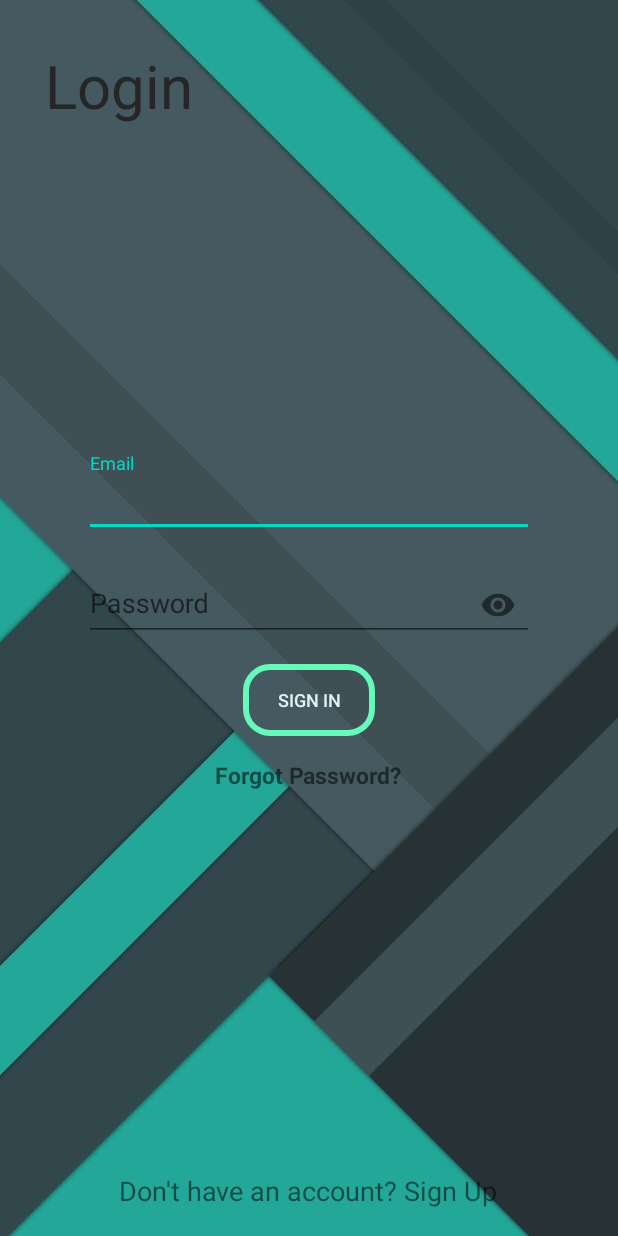
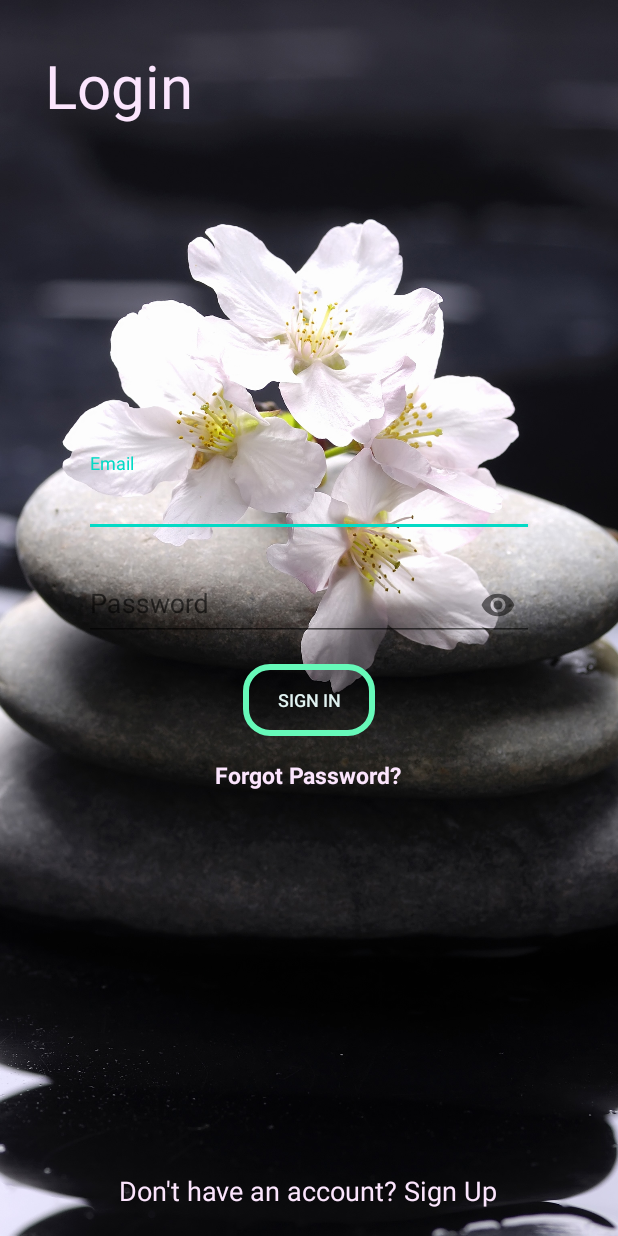
Before and after one commit to isshannn/TestLoginApp, an Android app: the screen it shows after launch (Login_Activity), on a phone screen of 412 x 824 dp. Run offline under Robolectric (Android 15) with nearby library versions, the phone set to English and light mode, and no system bars; our stand-ins replace Firebase (no records; nobody signed in at launch, a user with empty details on screens opened directly).

Commit message:
UI updated and recycler view repetition bug fixed

```diff
--- a/app/src/main/java/com/example/android/testloginapp/AllUsers_Activity.java
+++ b/app/src/main/java/com/example/android/testloginapp/AllUsers_Activity.java
@@ -43,7 +43,7 @@ public class AllUsers_Activity extends AppCompatActivity {
         rootnode= FirebaseDatabase.getInstance().getReference().child("user");
 
 
-        rootnode.addValueEventListener(new ValueEventListener() {
+        rootnode.addListenerForSingleValueEvent(new ValueEventListener() {
             @Override
             public void onDataChange(@NonNull DataSnapshot snapshot) {
                 for (DataSnapshot dataSnapshot : snapshot.getChildren()){
@@ -59,6 +59,5 @@ public class AllUsers_Activity extends AppCompatActivity {
                 Toast.makeText(getApplicationContext(), error.toException().getMessage(), Toast.LENGTH_SHORT).show();
             }
         });
-
     }
 }
--- a/app/src/main/res/layout/activity_all_users_.xml
+++ b/app/src/main/res/layout/activity_all_users_.xml
@@ -6,7 +6,7 @@
     android:layout_width="match_parent"
     android:layout_height="match_parent"
     android:orientation="vertical"
-    android:background="@drawable/wallpaper"
+    android:background="@drawable/profile"
     tools:context=".AllUsers_Activity">
 
     <androidx.recyclerview.widget.RecyclerView
--- a/app/src/main/res/layout/activity_login_.xml
+++ b/app/src/main/res/layout/activity_login_.xml
@@ -9,7 +9,7 @@
     <ImageView
         android:layout_width="match_parent"
         android:layout_height="match_parent"
-        android:src="@drawable/wallpaper"
+        android:src="@drawable/login"
         android:scaleType="centerCrop"/>
 
     <TextView
@@ -31,6 +31,7 @@
             tools:ignore="HardcodedText">
 
             <com.google.android.material.textfield.TextInputEditText
+                android:textColor="#7b7c7b"
                 android:id="@+id/UserNameLogin"
                 android:layout_width="match_parent"
                 android:layout_height="wrap_content"
@@ -48,6 +49,7 @@
             tools:ignore="HardcodedText">
 
             <com.google.android.material.textfield.TextInputEditText
+                android:textColor="#7b7c7b"
                 android:id="@+id/PasswordLogin"
                 android:layout_width="match_parent"
                 android:layout_height="wrap_content"
@@ -68,6 +70,7 @@
             android:layout_height="wrap_content"
             android:layout_gravity="center_horizontal"
             android:text="Forgot Password?"
+            android:textColor="#fbe5fd"
             android:textSize="15sp"
             android:textStyle="bold"
             android:layout_marginTop="5dp"
@@ -89,6 +92,7 @@
         android:layout_alignParentBottom="true"
         android:layout_marginBottom="18sp"
         android:text="Don't have an account? Sign Up"
+        android:textColor="#fbe5fd"
         android:textSize="18sp"
         tools:ignore="HardCodedText"/>
 
--- a/app/src/main/res/layout/activity_profile_.xml
+++ b/app/src/main/res/layout/activity_profile_.xml
@@ -12,7 +12,7 @@
         android:layout_width="match_parent"
         android:layout_height="match_parent"
         android:scaleType="centerCrop"
-        android:src="@drawable/wallpaper"/>
+        android:src="@drawable/profile"/>
 
     <ProgressBar
         android:visibility="gone"
--- a/app/src/main/res/layout/activity_register_.xml
+++ b/app/src/main/res/layout/activity_register_.xml
@@ -9,7 +9,7 @@
     <ImageView
         android:layout_width="match_parent"
         android:layout_height="match_parent"
-        android:src="@drawable/wallpaper"
+        android:src="@drawable/profile"
         android:scaleType="centerCrop"/>
 
     <TextView
@@ -121,6 +121,7 @@
         android:layout_alignParentBottom="true"
         android:layout_marginBottom="18sp"
         android:text="Already have an account? Sign In"
+        android:textColor="#fdefe5"
         android:textSize="18sp"
         tools:ignore="HardCodedText"/>
 
--- a/app/src/main/res/layout/common_userinfo.xml
+++ b/app/src/main/res/layout/common_userinfo.xml
@@ -3,7 +3,7 @@
         xmlns:android="http://schemas.android.com/apk/res/android"
         android:layout_width="match_parent"
         android:layout_height="wrap_content"
-        android:background="@drawable/custom_button"
+        android:background="@drawable/recycler_border"
         android:layout_margin="12dp"
         android:orientation="vertical"
         xmlns:tools="http://schemas.android.com/tools"
--- a/app/src/main/res/values/styles.xml
+++ b/app/src/main/res/values/styles.xml
@@ -12,13 +12,14 @@
         <item name="android:layout_height">wrap_content</item>
         <item name="android:layout_margin">30sp</item>
         <item name="android:textSize">40sp</item>
-        <item name="android:textColor">#262626</item>
+        <item name="android:textColor">#fbe5fd</item>
     </style>
 
     <style name="EditTextLogin">
         <item name="android:layout_height">wrap_content</item>
         <item name="android:layout_width">300dp</item>
         <item name="android:layout_margin">5dp</item>
+        <item name="android:textColor">#fbe5fd</item>
     </style>
 
     <style name="EditTextRegister">
```
Also changed, not shown: app/src/main/res/drawable/recycler_border.xml (added, +7 -0 lines), app/src/main/res/drawable/login.jpg (added), app/src/main/res/drawable/profile.jpg (added).
